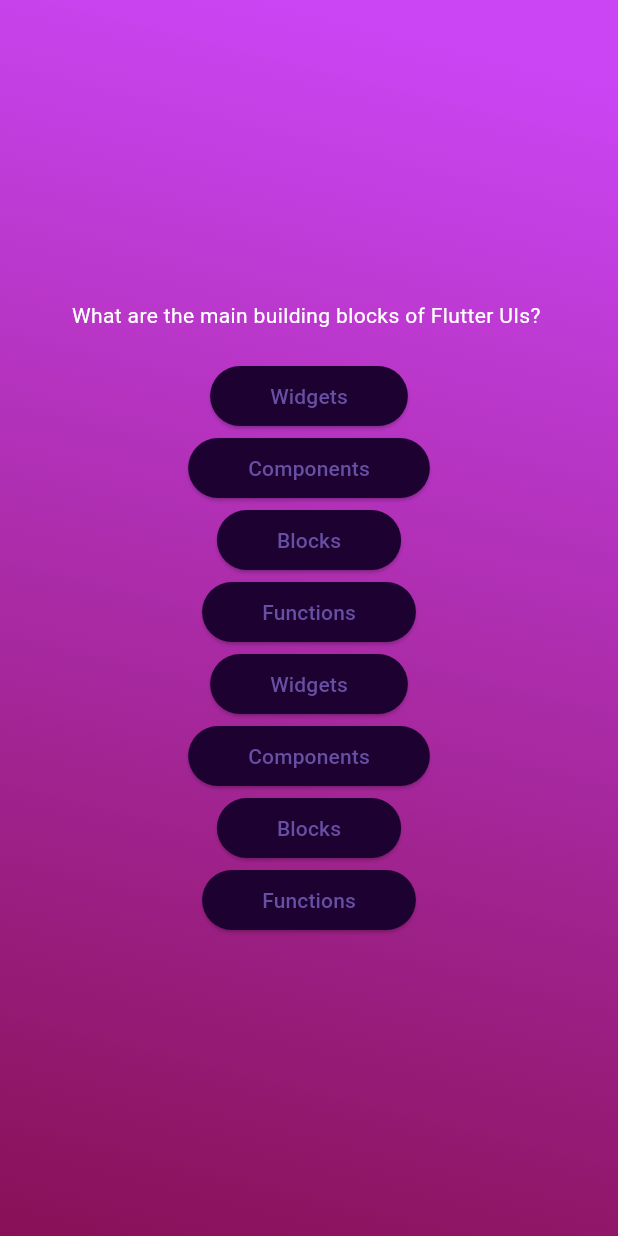
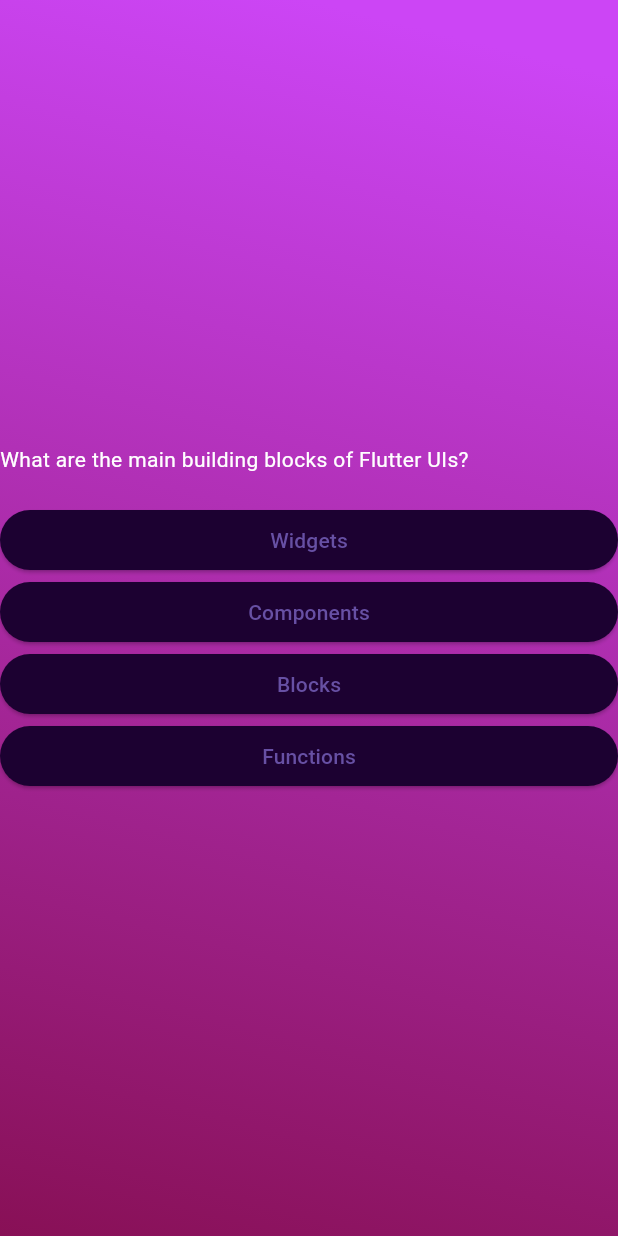
Before and after one commit to HiruniJayawardena/Application-2-Flutter-, a Flutter app: the screen it shows after launch, after a tap on "Start Quiz", on a phone screen of 412 x 824 dp. Run offline on Flutter 3.47's test engine with Material 3 defaults, Android fonts, the phone set to English and light mode, and no system bars.

Commit message:
button style added

```diff
--- a/lib/questions_screen.dart
+++ b/lib/questions_screen.dart
@@ -20,6 +20,7 @@
       width: double.infinity, // take the full width of the screen
       child: Column(
         mainAxisAlignment: MainAxisAlignment.center,
+        crossAxisAlignment: CrossAxisAlignment.stretch,
         children: [
         Text(
           currentQuestion.text,
@@ -29,17 +30,20 @@
         ),
         const SizedBox(height: 20,),
 
-        ...currentQuestion.answers.map((answer){
           // map is used to convert list of answers to list of widgets
           // ... is the spread operator
-          return AnswerButton(answerText: answer, onTap: (){});
+        ...currentQuestion.answers.map((answer){  // answer buttons added to the list as individual elements
+          return AnswerButton(
+            answerText: answer,
+            onTap: (){}
+            );
         }),
 
         /* following we added the arguments to named argumets
         for named argumets order is not important,
         just immportant that we have set all required argumets
         ane need to target argumets with their name */
-        AnswerButton(
+        /*AnswerButton(
           onTap: (){},
           answerText: currentQuestion.answers[0],
         ),
@@ -54,7 +58,7 @@
         AnswerButton(
           onTap: (){},
           answerText: currentQuestion.answers[3],
-        ),
+        ), */
       ],),
     );
   }
```
